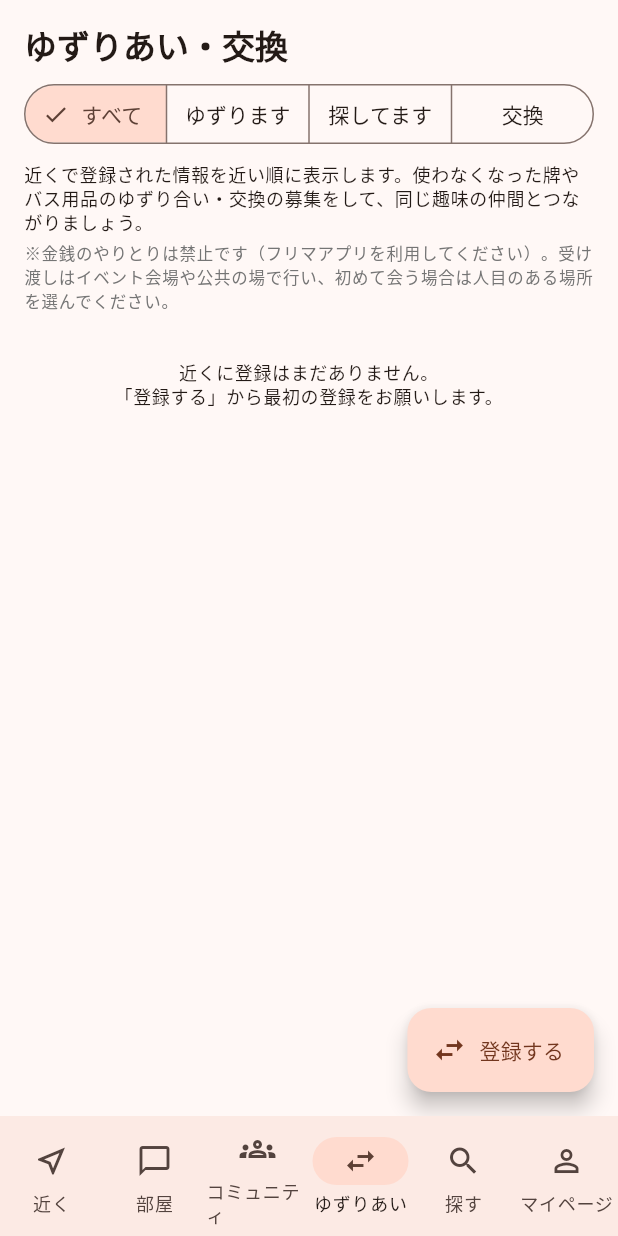
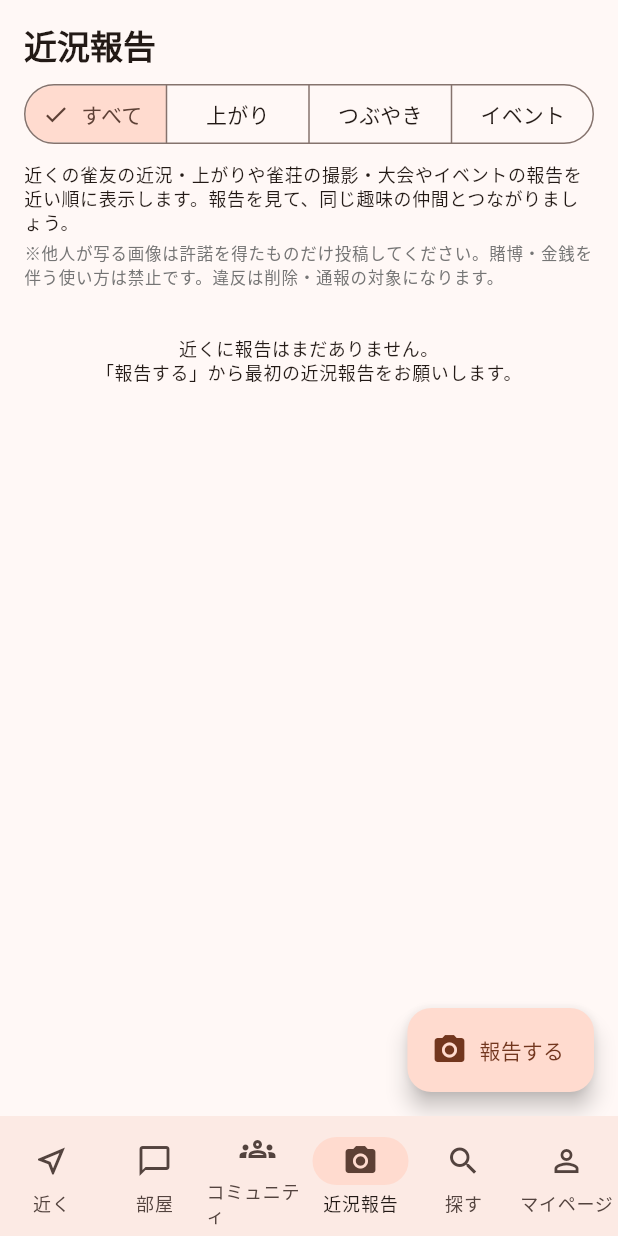
Before and after one commit to daichiyabunaka-rgb/Janotomo-app-prototype, a Flutter app: the HomeShell screen opened directly, item 4 of the bottom bar chosen, on a phone screen of 412 x 824 dp. Run offline on Flutter 3.47's test engine with Material 3 defaults, Android fonts, the phone set to English and light mode, and no system bars; our stand-ins replace flutter_map, geolocator, google_maps_flutter, image_picker, latlong2, share_plus and 2 more; accounts and stored records are empty.

Commit message:
雀とも！「ゆずりあい・交換」→「近況報告」への変更 + kind差し替え（give/wanted/trade → agari/post/event・DBは0016でmahjong_goods_exchanges→mahjong_reportsへ・app_stateのparts*残留名もmahjong*へ修正） + version 1.0.2+4
Generated by Mistral Vibe.
Co-Authored-By: Mistral Vibe <vibe@mistral.ai>

```diff
--- a/app/lib/src/mock/mock_data.dart
+++ b/app/lib/src/mock/mock_data.dart
@@ -291,7 +291,7 @@ List<Recruitment> seedRecruitments(DateTime now, List<AppUser> generalUsers) {
   ];
 }
 
-/// ゆずりあい・交換のシード。anchor（現在地）からの相対距離で配置する。
+/// 近況報告のシード。anchor（現在地）からの相対距離で配置する。
 /// id が 'cx-seed-' 始まりのものは GPS 更新のたびに再配置される
 /// （AppState.applyGps を参照）。
 class _ExchangeSeedSpec {
@@ -313,11 +313,11 @@ const List<_ExchangeSeedSpec> _exchangeSeedSpecs = [
   _ExchangeSeedSpec(
     'cx-seed-1',
     'u-goods-hina',
-    'give',
-    '麻雀牌（使用済み・揃い済み）',
+    'agari',
+    '初めての国士無双を上がりました',
     '雀荘 桜荘 周辺',
-    '新しい牌を買ったので、'
-        '使ってくださる方にゆずります。手渡し前提です。',
+    '13面待ちでテンパってそのまま上がりました。'
+        '記念に写真を残しておきました。',
     0.3,
     -0.6,
     Duration(hours: 2),
@@ -325,11 +325,11 @@ const List<_ExchangeSeedSpec> _exchangeSeedSpecs = [
   _ExchangeSeedSpec(
     'cx-seed-2',
     'u-beginner-nana',
-    'wanted',
-    '牌ケース（ソフトタイプ）を探しています',
+    'post',
+    '今週の雀荘通いが続いています',
     '駅前広場 周辺',
-    '初心者セットで買った箱が崩れてきたので探しています。不要グッズとの'
-        '交換の対応も可能です。DMお待ちしています。',
+    'ルールにも少しずつ慣れてきました。'
+        '同じくらいのレベルの方と打ちたいです。',
     -0.2,
     0.8,
     Duration(hours: 5),
@@ -337,23 +337,23 @@ const List<_ExchangeSeedSpec> _exchangeSeedSpecs = [
   _ExchangeSeedSpec(
     'cx-seed-3',
     'u-tonpu-miu',
-    'trade',
-    '卓上ライト（LED）と 点棒ケースを交換します',
+    'event',
+    '週末の大会に参加してきました',
     '市役所裏の公園 周辺',
-    '電池式から充電式に乗り換えたので交換希望です。状態は写真で'
-        '送ります。公共の場所で受け渡しできます。',
+    '上位に入れませんでしたが対局に勉強させて'
+        'もらいました。来月も参加予定です。',
     -0.9,
     -0.3,
     Duration(hours: 26),
   ),
 ];
 
-List<MahjongGoodsExchange> buildSeedMahjongGoodsExchanges(
+List<MahjongReport> buildSeedMahjongReports(
     DateTime now, double anchorLat, double anchorLng) {
   final cos = (anchorLat * math.pi / 180.0).abs().clamp(0.01, 1.0);
   return [
     for (final s in _exchangeSeedSpecs)
-      MahjongGoodsExchange(
+      MahjongReport(
         id: s.id,
         posterId: s.posterId,
         kind: s.kind,
--- a/app/lib/src/models.dart
+++ b/app/lib/src/models.dart
@@ -412,25 +412,25 @@ class CommunityEvent {
   }
 }
 
-/// 麻雀グッズの「ゆずりあい・交換」掲示板（近隣での情報共有）。
-/// kind: 'give'   = 麻雀グッズをゆずります
-///       'wanted' = 麻雀グッズを探しています
-///       'trade'  = 交換します
-/// 金銭取引は行わない（雀荘の入口前・駅前広場での受け渡し・ゆずり合い前提）。
-class MahjongGoodsExchange {
+/// 麻雀の「近況報告」掲示板（近隣での近況・写真・イベント報告の共有）。
+/// kind: 'agari' = 上がり（上がりの牌・成績の報告）
+///       'post'  = つぶやき（近況・ひとことの報告）
+///       'event' = イベント（大会・雀荘戦等の報告）
+/// 他人が写る画像は許諾を確認できたもののみ投稿する。
+class MahjongReport {
   final String id;
   final String posterId;
-  final String kind; // 'give' | 'wanted' | 'trade'
-  final String itemDescription; // グッズ名（牌・ケース・卓上ライト等の状態など）
-  final String areaName; // 受け渡し希望地域やイベント名
-  final String detail; // 状態・受け渡し方法の自由記述
+  final String kind; // 'agari' | 'post' | 'event'
+  final String itemDescription; // タイトル（上がり・できごとなど）
+  final String areaName; // 場所（雀荘・店名）
+  final String detail; // 近況・ハイライトの自由記述
   final String? photoPath; // 投稿写真（端末内パス or 公開URL）
   final double lat;
   final double lng;
   final DateTime createdAt;
-  bool closed; // 完了（受け渡し・交換が成立した等）
+  bool closed; // 完了（一覧から非表示にした）
 
-  MahjongGoodsExchange({
+  MahjongReport({
     required this.id,
     required this.posterId,
     required this.kind,
@@ -444,14 +444,14 @@ class MahjongGoodsExchange {
     this.closed = false,
   });
 
-  /// ゆずります
-  bool get isGive => kind == 'give';
+  /// 上がりの報告
+  bool get isAgari => kind == 'agari';
 
-  /// 探しています
-  bool get isWanted => kind == 'wanted';
+  /// つぶやき（近況・ひとこと）
+  bool get isPost => kind == 'post';
 
-  /// 交換します
-  bool get isTrade => kind == 'trade';
+  /// イベントの報告
+  bool get isEvent => kind == 'event';
 }
 
 class ChatMessage {
--- a/app/lib/src/screens/home_shell.dart
+++ b/app/lib/src/screens/home_shell.dart
@@ -4,10 +4,10 @@ import 'communities_page.dart';
 import 'explore_page.dart';
 import 'my_page.dart';
 import 'near_page.dart';
-import 'mahjong_goods_exchanges_page.dart';
+import 'mahjong_reports_page.dart';
 import 'rooms_page.dart';
 
-/// ホーム: 近く / 部屋 / コミュニティ / ゆずりあい / 探す / マイページ（仕様書 8 章参照）
+/// ホーム: 近く / 部屋 / コミュニティ / 近況報告 / 探す / マイページ（仕様書 8 章参照）
 class HomeShell extends StatefulWidget {
   const HomeShell({super.key});
 
@@ -27,7 +27,7 @@ class _HomeShellState extends State<HomeShell> {
           NearPage(),
           RoomsPage(),
           CommunitiesPage(),
-          MahjongGoodsExchangesPage(),
+          MahjongReportsPage(),
           ExplorePage(),
           MyPage(),
         ],
@@ -52,9 +52,9 @@ class _HomeShellState extends State<HomeShell> {
             label: 'コミュニティ',
           ),
           NavigationDestination(
-            icon: Icon(Icons.swap_horiz_outlined),
-            selectedIcon: Icon(Icons.swap_horiz),
-            label: 'ゆずりあい',
+            icon: Icon(Icons.photo_camera_outlined),
+            selectedIcon: Icon(Icons.photo_camera),
+            label: '近況報告',
           ),
           NavigationDestination(
             icon: Icon(Icons.search),
--- a/app/lib/src/screens/mahjong_goods_exchange_create_sheet.dart
+++ b/app/lib/src/screens/mahjong_report_create_sheet.dart
@@ -6,9 +6,9 @@ import 'package:image_picker/image_picker.dart';
 import '../services/app_state.dart';
 import '../services/icon_service.dart';
 
-/// ゆずりあい・交換の登録シート（FR-7-1相当）。
-/// kind: 'give'（ゆずります）/ 'wanted'（探しています）/ 'trade'（交換します）
-Future<void> showMahjongGoodsExchangeCreateSheet(BuildContext context) {
+/// 近況報告の登録シート（FR-7-1相当）。
+/// kind: 'agari'（撮影）/ 'post'（つぶやき）/ 'event'（イベント）
+Future<void> showMahjongReportCreateSheet(BuildContext context) {
   return showModalBottomSheet<void>(
     context: context,
     isScrollControlled: true,
@@ -27,8 +27,8 @@ class _CreateSheetState extends State<_CreateSheet> {
   final _itemDescription = TextEditingController();
   final _areaName = TextEditingController();
   final _detail = TextEditingController();
-  String _kind = 'give';
-  String? _photoPath; // 選択した投稿写真（null=未選択, ''=解除）
+  String _kind = 'agari';
+  String? _photoPath; // 選択した報告写真（null=未選択, ''=解除）
   bool _submitting = false;
 
   @override
@@ -50,7 +50,7 @@ class _CreateSheetState extends State<_CreateSheet> {
     if (!_isValid || _submitting) return;
     setState(() => _submitting = true);
     try {
-      await appState.registerMahjongGoodsExchange(
+      await appState.registerMahjongReport(
         kind: _kind,
         itemDescription: _itemDescription.text.trim(),
         areaName: _areaName.text.trim(),
@@ -63,7 +63,7 @@ class _CreateSheetState extends State<_CreateSheet> {
         setState(() => _submitting = false);
         ScaffoldMessenger.of(context).showSnackBar(
           const SnackBar(
-            content: Text('登録に失敗しました。通信状況を確認してください'),
+            content: Text('報告に失敗しました。通信状況を確認してください'),
             behavior: SnackBarBehavior.floating,
           ),
         );
@@ -74,7 +74,7 @@ class _CreateSheetState extends State<_CreateSheet> {
     Navigator.of(context).pop();
     ScaffoldMessenger.of(context).showSnackBar(
       const SnackBar(
-        content: Text('登録しました。近くのユーザーに表示されます'),
+        content: Text('報告しました。近くのユーザーに表示されます'),
         behavior: SnackBarBehavior.floating,
       ),
     );
@@ -92,26 +92,26 @@ class _CreateSheetState extends State<_CreateSheet> {
           mainAxisSize: MainAxisSize.min,
           crossAxisAlignment: CrossAxisAlignment.start,
           children: [
-            Text('ゆずりあい・交換を登録する',
+            Text('近況報告を投稿する',
                 style: theme.textTheme.titleLarge!
                     .copyWith(fontWeight: FontWeight.bold)),
             const SizedBox(height: 8),
             SegmentedButton<String>(
               segments: const [
                 ButtonSegment(
-                  value: 'give',
-                  icon: Icon(Icons.redeem),
-                  label: Text('ゆずります'),
+                  value: 'agari',
+                  icon: Icon(Icons.emoji_events),
+                  label: Text('上がり'),
                 ),
                 ButtonSegment(
-                  value: 'wanted',
-                  icon: Icon(Icons.search),
-                  label: Text('探してます'),
+                  value: 'post',
+                  icon: Icon(Icons.chat_bubble_outline),
+                  label: Text('つぶやき'),
                 ),
                 ButtonSegment(
-                  value: 'trade',
-                  icon: Icon(Icons.swap_horiz),
-                  label: Text('交換します'),
+                  value: 'event',
+                  icon: Icon(Icons.celebration),
+                  label: Text('イベント'),
                 ),
               ],
               selected: {_kind},
@@ -119,14 +119,14 @@ class _CreateSheetState extends State<_CreateSheet> {
             ),
             const SizedBox(height: 4),
             Text(
-              _kind == 'give'
-                  ? '使わなくなった麻雀グッズをゆずる場合の登録です。\n'
-                      '※金銭のやりとりは禁止です。受け渡しは雀荘の入口前や公共の場で行ってください。'
-                  : _kind == 'wanted'
-                      ? '探している麻雀グッズの登録です。\n'
-                          '※個人の住所・連絡先は記入しないでください。DMでやりとりしましょう。'
-                      : '麻雀グッズの交換の登録です。\n'
-                          '※金銭のやりとりは禁止です。同価値での交換を前提とし、条件はDMで相談してください。',
+              _kind == 'agari'
+                  ? '上がりの牌・成績の報告です。\n'
+                      '※上がりや配牌の写真は誰かを特定しないものを投稿してください。'
+                  : _kind == 'post'
+                      ? '近況・ひとことのつぶやきです。\n'
+                          '※対局の振り返りや雀荘めぐりの近況など、雀友に伝えたいことを報告しましょう。'
+                      : '大会・雀荘戦・イベントの報告です。\n'
+                          '※会場・出場者のルールと許諾を守ってください。',
               style: theme.textTheme.labelSmall!
                   .copyWith(color: Colors.grey.shade600),
             ),
@@ -135,16 +135,16 @@ class _CreateSheetState extends State<_CreateSheet> {
               controller: _itemDescription,
               maxLength: 40,
               decoration: const InputDecoration(
-                labelText: '用品の内容',
-                hintText: '例: 麻雀牌（使用済み・揃い済み）',
+                labelText: 'タイトル（上がり・できごとなど）',
+                hintText: '例: 国士無双を初めて上がりました',
                 border: OutlineInputBorder(),
                 counterText: '',
               ),
             ),
             const SizedBox(height: 12),
 
-            // ------------------------------ 投稿写真（任意）
-            Text('写真（任意。状態が伝わる写真を）',
+            // ------------------------------ 報告写真（任意）
+            Text('写真（任意。報告の画像を）',
                 style: theme.textTheme.titleSmall),
             const SizedBox(height: 8),
             Row(
@@ -185,10 +185,10 @@ class _CreateSheetState extends State<_CreateSheet> {
             TextField(
               controller: _areaName,
               maxLength: 30,
-              decoration: InputDecoration(
-                labelText: _kind == 'wanted' ? '探している地域・イベント名' : '受け渡し希望の地域・イベント名',
-                hintText: '例: ○○市周辺 / ○○雀荘の入口前',
-                border: const OutlineInputBorder(),
+              decoration: const InputDecoration(
+                labelText: '場所',
+                hintText: '例: ○○雀荘 / ○○駅前',
+                border: OutlineInputBorder(),
                 counterText: '',
               ),
             ),
@@ -198,8 +198,8 @@ class _CreateSheetState extends State<_CreateSheet> {
               maxLines: 3,
               maxLength: 200,
               decoration: const InputDecoration(
-                labelText: '状態・条件・受け渡し方法など',
-                hintText: '例: 使用済み・揃い済み。○○雀荘の入口前で受け渡しできます',
+                labelText: '近況・ハイライトなど',
+                hintText: '例: 待ちに待った役満です。今度一緒に打ちませんか',
                 border: OutlineInputBorder(),
               ),
             ),
@@ -210,7 +210,7 @@ class _CreateSheetState extends State<_CreateSheet> {
                 onPressed: (_isValid && !_submitting) ? _submit : null,
                 child: const Padding(
                   padding: EdgeInsets.symmetric(vertical: 14),
-                  child: Text('登録する'),
+                  child: Text('報告する'),
                 ),
               ),
             ),
--- a/app/lib/src/screens/mahjong_goods_exchanges_page.dart
+++ b/app/lib/src/screens/mahjong_reports_page.dart
@@ -6,37 +6,38 @@ import '../models.dart';
 import '../services/app_state.dart';
 import '../util/format.dart';
 import 'chat_screen.dart';
-import 'mahjong_goods_exchange_create_sheet.dart';
+import 'mahjong_report_create_sheet.dart';
 import 'user_detail_screen.dart';
 import 'widgets.dart';
 
-/// 「ゆずりあい・交換」タブ: 麻雀グッズのゆずり合い・交換の情報を近隣で
-/// 共有する（FR-7-1〜7-4 相当）。
-/// 金銭取引は本アプリでは行わない（雀荘の入口前・公共の場での受け渡し前提）。
-class MahjongGoodsExchangesPage extends StatefulWidget {
-  const MahjongGoodsExchangesPage({super.key});
+/// 「近況報告」タブ: 麻雀の近況・上がり・イベントの報告を近隣で共有する
+/// （FR-7-1〜7-4 相当）。
+/// kind: 'agari'（上がり）/ 'post'（つぶやき）/ 'event'（イベント）。
+/// 他人が写る画像は許諾を確認できたもののみ投稿する。
+class MahjongReportsPage extends StatefulWidget {
+  const MahjongReportsPage({super.key});
 
   @override
-  State<MahjongGoodsExchangesPage> createState() => _MahjongGoodsExchangesPageState();
+  State<MahjongReportsPage> createState() => _MahjongReportsPageState();
 }
 
-class _MahjongGoodsExchangesPageState extends State<MahjongGoodsExchangesPage> {
-  String _filter = 'all'; // 'all' | 'give' | 'wanted' | 'trade'
+class _MahjongReportsPageState extends State<MahjongReportsPage> {
+  String _filter = 'all'; // 'all' | 'agari' | 'post' | 'event'
 
   @override
   Widget build(BuildContext context) {
     final theme = Theme.of(context);
     return Scaffold(
       floatingActionButton: FloatingActionButton.extended(
-        onPressed: () => showMahjongGoodsExchangeCreateSheet(context),
-        icon: const Icon(Icons.swap_horiz),
-        label: const Text('登録する'),
+        onPressed: () => showMahjongReportCreateSheet(context),
+        icon: const Icon(Icons.photo_camera),
+        label: const Text('報告する'),
       ),
       body: SafeArea(
         child: ListenableBuilder(
           listenable: appState,
           builder: (context, _) {
-            final all = appState.partsExchanges;
+            final all = appState.mahjongReports;
             final items = _filter == 'all'
                 ? all
                 : all.where((p) => p.kind == _filter).toList();
@@ -47,7 +48,7 @@ class _MahjongGoodsExchangesPageState extends State<MahjongGoodsExchangesPage> {
                 padding: const EdgeInsets.all(16),
                 children: [
                   Text(
-                    'ゆずりあい・交換',
+                    '近況報告',
                     style: theme.textTheme.titleLarge!.copyWith(
                       fontWeight: FontWeight.bold,
                     ),
@@ -56,9 +57,9 @@ class _MahjongGoodsExchangesPageState extends State<MahjongGoodsExchangesPage> {
                   SegmentedButton<String>(
                     segments: const [
                       ButtonSegment(value: 'all', label: Text('すべて')),
-                      ButtonSegment(value: 'give', label: Text('ゆずります')),
-                      ButtonSegment(value: 'wanted', label: Text('探してます')),
-                      ButtonSegment(value: 'trade', label: Text('交換')),
+                      ButtonSegment(value: 'agari', label: Text('上がり')),
+                      ButtonSegment(value: 'post', label: Text('つぶやき')),
+                      ButtonSegment(value: 'event', label: Text('イベント')),
                     ],
                     selected: {_filter},
                     onSelectionChanged: (s) =>
@@ -66,16 +67,15 @@ class _MahjongGoodsExchangesPageState extends State<MahjongGoodsExchangesPage> {
                   ),
                   const SizedBox(height: 8),
                   Text(
-                    '近くで登録された情報を近い順に表示します。使わなくなった牌や'
-                    'バス用品のゆずり合い・交換の募集をして、同じ趣味の仲間と'
-                    'つながりましょう。',
+                    '近くの雀友の近況・上がりや雀荘の撮影・大会やイベントの'
+                    '報告を近い順に表示します。報告を見て、'
+                    '同じ趣味の仲間とつながりましょう。',
                     style: theme.textTheme.bodySmall,
                   ),
                   const SizedBox(height: 4),
                   Text(
-                    '※金銭のやりとりは禁止です（フリマアプリを利用してください）。'
-                    '受け渡しはイベント会場や公共の場で行い、'
-                    '初めて会う場合は人目のある場所を選んでください。',
+                    '※他人が写る画像は許諾を得たものだけ投稿してください。'
+                    '賭博・金銭を伴う使い方は禁止です。違反は削除・通報の対象になります。',
                     style: theme.textTheme.labelSmall!.copyWith(
                       color: Colors.grey.shade600,
                     ),
@@ -85,14 +85,14 @@ class _MahjongGoodsExchangesPageState extends State<MahjongGoodsExchangesPage> {
                       padding: const EdgeInsets.all(32),
                       child: Center(
                         child: Text(
-                          '近くに登録はまだありません。\n'
-                          '「登録する」から最初の登録をお願いします。',
+                          '近くに報告はまだありません。\n'
+                          '「報告する」から最初の近況報告をお願いします。',
                           textAlign: TextAlign.center,
                           style: theme.textTheme.bodySmall,
                         ),
                       ),
                     ),
-                  for (final d in items) _exchangeCard(context, d),
+                  for (final d in items) _reportCard(context, d),
                   const SizedBox(height: 80),
                 ],
               ),
@@ -103,25 +103,26 @@ class _MahjongGoodsExchangesPageState extends State<MahjongGoodsExchangesPage> {
     );
   }
 
-  Widget _exchangeCard(BuildContext context, MahjongGoodsExchange d) {
+  Widget _reportCard(BuildContext context, MahjongReport d) {
     final theme = Theme.of(context);
     final poster = appState.userById(d.posterId);
     final isMine = d.posterId == appState.me!.id;
     final now = DateTime.now();
-    final giveColor = Colors.teal.shade700;
-    final wantedColor = Colors.red.shade700;
-    final tradeColor = Colors.indigo.shade700;
-    final color =
-        d.isGive ? giveColor : (d.isWanted ? wantedColor : tradeColor);
-    final bg = d.isGive
+    final agariColor = Colors.teal.shade700;
+    final postColor = Colors.blue.shade700;
+    final eventColor = Colors.deepPurple.shade700;
+    final color = d.isAgari
+        ? agariColor
+        : (d.isPost ? postColor : eventColor);
+    final bg = d.isAgari
         ? Colors.teal.shade50
-        : (d.isWanted ? Colors.red.shade50 : Colors.indigo.shade50);
-    final border = d.isGive
+        : (d.isPost ? Colors.blue.shade50 : Colors.deepPurple.shade50);
+    final border = d.isAgari
         ? Colors.teal.shade200
-        : (d.isWanted ? Colors.red.shade200 : Colors.indigo.shade200);
-    final label = d.isGive
-        ? 'ゆずります'
-        : (d.isWanted ? '探してます' : '交換');
+        : (d.isPost ? Colors.blue.shade200 : Colors.deepPurple.shade200);
+    final label = d.isAgari
+        ? '上がり'
+        : (d.isPost ? 'つぶやき' : 'イベント');
     return Card(
       margin: const EdgeInsets.only(top: 10),
       child: Padding(
@@ -178,8 +179,8 @@ class _MahjongGoodsExchangesPageState extends State<MahjongGoodsExchangesPage> {
                 Icon(Icons.schedule, size: 14, color: Colors.grey.shade600),
                 const SizedBox(width: 2),
                 Text(
-                  '${elapsedLabel(d.createdAt, now)}の登録 / '
-                  '${appState.partsExchangeDistanceLabel(d)}',
+                  '${elapsedLabel(d.createdAt, now)}の報告 / '
+                  '${appState.mahjongReportDistanceLabel(d)}',
                   style: theme.textTheme.bodySmall,
                 ),
               ],
@@ -248,14 +249,14 @@ class _MahjongGoodsExchangesPageState extends State<MahjongGoodsExchangesPage> {
     );
   }
 
-  bool _hasPhoto(MahjongGoodsExchange d) {
+  bool _hasPhoto(MahjongReport d) {
     final p = d.photoPath ?? '';
     if (p.isEmpty) return false;
     if (p.startsWith('http')) return true;
     return File(p).existsSync();
   }
 
-  Widget _photoImage(MahjongGoodsExchange d, double height) {
+  Widget _photoImage(MahjongReport d, double height) {
     final p = d.photoPath!;
     final Widget image;
     if (p.startsWith('http')) {
@@ -275,7 +276,7 @@ class _MahjongGoodsExchangesPageState extends State<MahjongGoodsExchangesPage> {
   }
 
   /// 写真を全画面で見る
-  void _showPhoto(BuildContext context, MahjongGoodsExchange d) {
+  void _showPhoto(BuildContext context, MahjongReport d) {
     showDialog<void>(
       context: context,
       builder: (dialogContext) => Dialog(
@@ -289,14 +290,14 @@ class _MahjongGoodsExchangesPageState extends State<MahjongGoodsExchangesPage> {
     );
   }
 
-  Future<void> _confirmClose(BuildContext context, MahjongGoodsExchange d) async {
+  Future<void> _confirmClose(BuildContext context, MahjongReport d) async {
     final confirmed = await showDialog<bool>(
       context: context,
       builder: (dialogContext) => AlertDialog(
         title: const Text('完了にしますか？'),
         content: const Text(
-          '受け渡し・交換が成立した場合に設定します。'
-          '完了にした登録は一覧から表示されなくなります。',
+          '報告を一覧から外す場合に設定します。'
+          '完了にした報告は一覧から表示されなくなります。',
         ),
         actions: [
           TextButton(
@@ -311,7 +312,7 @@ class _MahjongGoodsExchangesPageState extends State<MahjongGoodsExchangesPage> {
       ),
     );
     if (confirmed != true) return;
-    await appState.closeMahjongGoodsExchange(d.id);
+    await appState.closeMahjongReport(d.id);
     if (context.mounted) {
       ScaffoldMessenger.of(context).showSnackBar(
         const SnackBar(
--- a/app/lib/src/services/icon_service.dart
+++ b/app/lib/src/services/icon_service.dart
@@ -7,7 +7,7 @@ import 'package:supabase_flutter/supabase_flutter.dart';
 
 import 'app_config.dart';
 
-/// 画像の取得と保存（アイコン・ゆずりあい・交換の投稿写真など）。
+/// 画像の取得と保存（アイコン・近況報告の投稿写真など）。
 /// - すべての画像は指定サイズに自動リサイズされ、JPEG品質を下げて
 ///   ファイル容量を抑える（ベータ: アイコン 400px/品質70、投稿写真 800px/品質70）
 /// - モックモード: リサイズ済み画像をアプリ専用領域に保存
@@ -27,7 +27,7 @@ class IconService {
     );
   }
 
-  /// ゆずりあい・交換の投稿写真（800px・品質70。十分伝わり、容量は1/10以下）
+  /// 近況報告の投稿写真（800px・品質70。十分伝わり、容量は1/10以下）
   Future<String?> pickExchangeItemPhoto(ImageSource source) {
     return _pickAndSave(
       source,
--- a/app/pubspec.yaml
+++ b/app/pubspec.yaml
@@ -16,7 +16,7 @@ publish_to: 'none' # Remove this line if you wish to publish to pub.dev
 # https://developer.apple.com/library/archive/documentation/General/Reference/InfoPlistKeyReference/Articles/CoreFoundationKeys.html
 # In Windows, build-name is used as the major, minor, and patch parts
 # of the product and file versions while build-number is used as the build suffix.
-version: 1.0.1+3
+version: 1.0.2+4
 
 environment:
   sdk: ^3.13.7
```
Also changed, not shown: app/lib/src/services/app_state.dart (+41 -41 lines), app/lib/src/services/supabase_data.dart (+13 -13 lines), app/lib/src/util/mock_persist.dart (+7 -7 lines), 3 other files.
